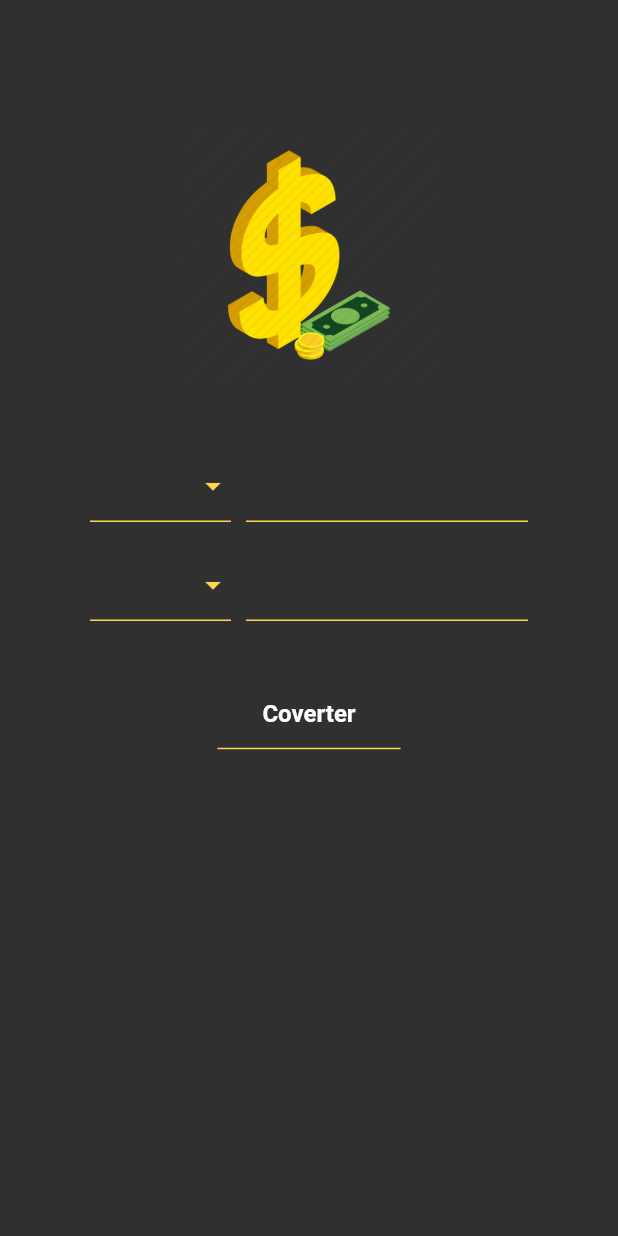
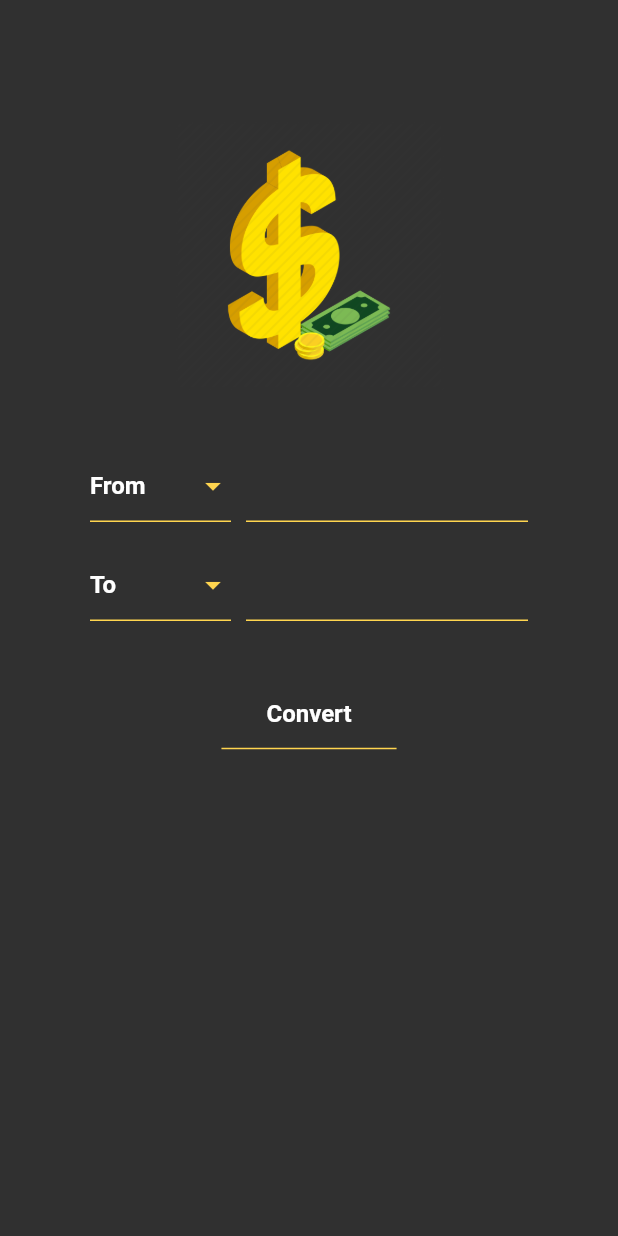
Before and after one commit to Victor-Fiamoncini/currency_converter, a Flutter app: the screen it shows after launch, on a phone screen of 412 x 824 dp. Run offline on Flutter 3.47's test engine with Material 2 defaults, Android fonts, the phone set to English and light mode, and no system bars.

Commit message:
chore: add hint style

```diff
--- a/lib/app/models/currency.dart
+++ b/lib/app/models/currency.dart
@@ -36,7 +36,7 @@ class Currency {
         dolar: 11351.30,
         euro: 9689.54,
         bitcoin: 1,
-      )
+      ),
     ];
   }
 }
--- a/lib/app/views/home.dart
+++ b/lib/app/views/home.dart
@@ -11,7 +11,9 @@ class Home extends StatefulWidget {
 class _HomeState extends State<Home> {
   final toText = TextEditingController();
   final fromText = TextEditingController();
+
   HomeController homeController;
+  TextStyle hintStyle;
 
   @override
   void initState() {
@@ -22,6 +24,16 @@ class _HomeState extends State<Home> {
       fromText: fromText,
       toText: toText,
     );
+
+    hintStyle = const TextStyle(
+      color: Colors.white,
+      fontSize: 16,
+      fontWeight: FontWeight.w600,
+    );
+  }
+
+  void onConvertButtonPressed() {
+    homeController.covert();
   }
 
   @override
@@ -38,6 +50,7 @@ class _HomeState extends State<Home> {
             right: 60,
             bottom: 20,
           ),
+          child: SingleChildScrollView(
             child: Column(
               children: [
                 Image.asset(
@@ -50,28 +63,32 @@ class _HomeState extends State<Home> {
                   textEditingController: toText,
                   currencies: homeController.currencies,
                   onChanged: (currency) {
-                  setState(() {
-                    homeController.toCurrency = currency;
-                  });
+                    setState(() => homeController.toCurrency = currency);
                   },
                   selectedCurrency: homeController.toCurrency,
+                  hint: Text(
+                    'From',
+                    style: hintStyle,
+                  ),
+                  readOnly: false,
                 ),
                 const SizedBox(height: 10),
                 CurrencyBox(
                   textEditingController: fromText,
                   currencies: homeController.currencies,
                   onChanged: (currency) {
-                  setState(() {
-                    homeController.fromCurrency = currency;
-                  });
+                    setState(() => homeController.fromCurrency = currency);
                   },
                   selectedCurrency: homeController.fromCurrency,
+                  hint: Text(
+                    'To',
+                    style: hintStyle,
+                  ),
+                  readOnly: true,
                 ),
                 const SizedBox(height: 30),
                 FlatButton(
-                onPressed: () {
-                  homeController.covert();
-                },
+                  onPressed: () => onConvertButtonPressed(),
                   padding: const EdgeInsets.symmetric(
                     vertical: 14,
                     horizontal: 30,
@@ -81,18 +98,16 @@ class _HomeState extends State<Home> {
                       color: Theme.of(context).primaryColor,
                     ),
                   ),
-                child: const Text(
-                  'Coverter',
-                  style: TextStyle(
-                    fontSize: 16,
-                    fontWeight: FontWeight.w600,
-                  ),
+                  child: Text(
+                    'Convert',
+                    style: hintStyle,
                   ),
                 )
               ],
             ),
           ),
         ),
+      ),
     );
   }
 }
--- a/lib/app/widgets/currency_box.dart
+++ b/lib/app/widgets/currency_box.dart
@@ -7,12 +7,16 @@ class CurrencyBox extends StatelessWidget {
     this.textEditingController,
     this.onChanged,
     this.selectedCurrency,
+    this.hint,
+    this.readOnly,
   });
 
   final List<Currency> currencies;
   final TextEditingController textEditingController;
   final void Function(Currency currency) onChanged;
   final Currency selectedCurrency;
+  final Text hint;
+  final bool readOnly;
 
   @override
   Widget build(BuildContext context) {
@@ -24,6 +28,7 @@ class CurrencyBox extends StatelessWidget {
             height: 56,
             child: DropdownButton(
               value: selectedCurrency,
+              hint: hint,
               isExpanded: true,
               iconEnabledColor: Theme.of(context).primaryColor,
               focusColor: Theme.of(context).primaryColor,
@@ -51,7 +56,9 @@ class CurrencyBox extends StatelessWidget {
           flex: 2,
           child: TextField(
             controller: textEditingController,
+            readOnly: readOnly,
             style: const TextStyle(
+              color: Colors.white,
               fontWeight: FontWeight.w600,
             ),
           ),
--- a/lib/main.dart
+++ b/lib/main.dart
@@ -15,6 +15,7 @@ class App extends StatelessWidget {
         hintColor: Colors.amber[300],
         backgroundColor: Colors.black12,
         brightness: Brightness.dark,
+        textSelectionHandleColor: Colors.amber[300],
         inputDecorationTheme: InputDecorationTheme(
           border: UnderlineInputBorder(
             borderSide: BorderSide(
```
Also changed, not shown: lib/app/controllers/home_controller.dart (+6 -2 lines), 2 other files. Lines whose indentation alone changed are shown as unchanged.
